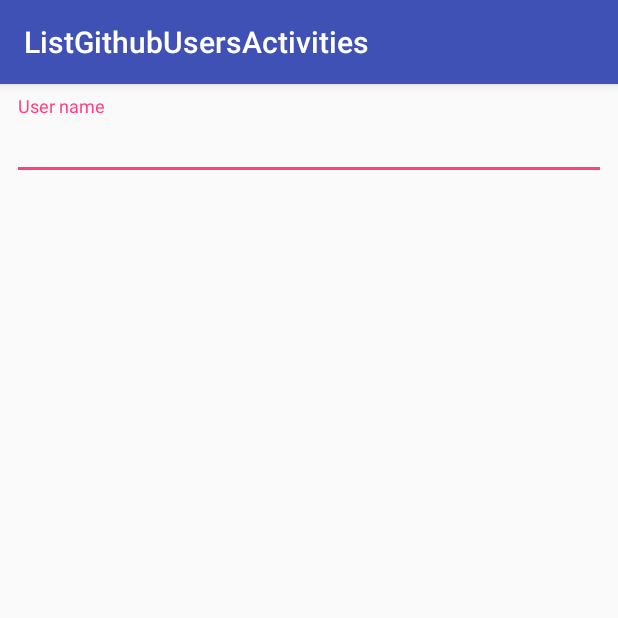
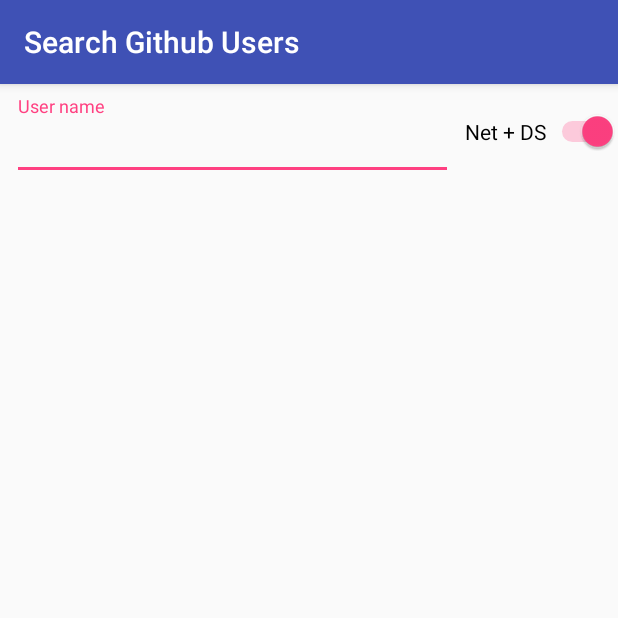
Before and after one commit to xmartlabs/fountain, an Android app: the screen it shows after launch (ListGithubUsersActivities), on a phone screen of 412 x 824 dp, the top half of it. Run offline under Robolectric (Android 15) with nearby library versions, the phone set to English and light mode, and no system bars; our stand-ins replace Dagger/Hilt's generated code, Room's generated code, RxJava, Timber; libraries missing offline, so code that uses them is left out: com.facebook.stetho; 7 statements that could not run were skipped.

Commit message:
Add the ability to choose the library mode in the sample app  (#11)

```diff
--- a/app/src/main/java/com/xmartlabs/sample/ui/ListGithubUsersActivities.kt
+++ b/app/src/main/java/com/xmartlabs/sample/ui/ListGithubUsersActivities.kt
@@ -16,6 +16,13 @@
 import javax.inject.Inject
 
 class ListGithubUsersActivities : AppCompatActivity(), HasSupportFragmentInjector {
+  companion object {
+    const val KEY_USER_NAME = "key.username"
+    const val KEY_MODE_NAME = "key.mode"
+    const val DEFAULT_USER_NAME = ""
+    val DEFAULT_MODE = Mode.NETWORK_AND_DATA_SOURCE
+  }
+
   @Inject
   lateinit var model: ListUsersViewModel
   @Inject
@@ -29,24 +36,35 @@
     initAdapter()
     initSwipeToRefresh()
     initSearch()
+
+    val userName = savedInstanceState?.getString(KEY_USER_NAME) ?: DEFAULT_USER_NAME
+    model.showUsers(userName)
+    initSwitchMode()
+    model.mode = savedInstanceState?.getSerializable(KEY_MODE_NAME) as? Mode ?: DEFAULT_MODE
+  }
+
+  private fun initSwitchMode() {
+    networkAndDataSourceModeSwitch.setOnCheckedChangeListener { _, isChecked ->
+      list.adapter = ListUsersAdapter { model.retry() }
+      model.mode = (if (isChecked) Mode.NETWORK_AND_DATA_SOURCE else Mode.NETWORK)
+    }
   }
 
   private fun initAdapter() {
-    val adapter = ListUsersAdapter { model.retry() }
-    list.adapter = adapter
-    model.posts.observe(this, Observer<PagedList<User>> {
-      adapter.submitList(it)
+    list.adapter = ListUsersAdapter { model.retry() }
+    model.users.observe(this, Observer<PagedList<User>> {
+      (list.adapter as ListUsersAdapter).submitList(it)
     })
     model.networkState.observe(this, Observer {
-      adapter.setNetworkState(it)
+      (list.adapter as ListUsersAdapter).setNetworkState(it)
     })
   }
 
   private fun initSwipeToRefresh() {
     model.refreshState.observe(this, Observer {
-      swipe_refresh.isRefreshing = it == NetworkState.LOADING
+      swipeRefresh.isRefreshing = it == NetworkState.LOADING
     })
-    swipe_refresh.setOnRefreshListener {
+    swipeRefresh.setOnRefreshListener {
       model.refresh()
     }
   }
@@ -70,6 +88,12 @@
     }
   }
 
+  override fun onSaveInstanceState(outState: Bundle) {
+    super.onSaveInstanceState(outState)
+    outState.putString(KEY_USER_NAME, model.currentUser())
+    outState.putSerializable(KEY_MODE_NAME, model.mode)
+  }
+
   private fun updatedUsernameFromInput() {
     input.text.trim().toString().let {
       if (it.isNotEmpty()) {
--- a/app/src/main/java/com/xmartlabs/sample/ui/ListUsersViewModel.kt
+++ b/app/src/main/java/com/xmartlabs/sample/ui/ListUsersViewModel.kt
@@ -11,32 +11,48 @@
 @Singleton
 class ListUsersViewModel @Inject constructor(userRepository: UserRepository) : ViewModel() {
   companion object {
-    val pagedListConfig = PagedList.Config.Builder().setPageSize(10).build()
+    val pagedListConfig = PagedList.Config.Builder().setPageSize(10).build()!!
   }
 
   private val userName = MutableLiveData<String>()
-  private val repoResult = Transformations.map(userName) {
-    //    userRepository.searchServiceUsers(it, 30)
-    userRepository.searchServiceAndDbUsers(it, pagedListConfig)
+  var mode = Mode.NETWORK_AND_DATA_SOURCE
+    set(mode) {
+      if (mode != field) {
+        field = mode
+        if (!userName.value.isNullOrBlank()) {
+          userName.value = userName.value
+        }
+      }
+    }
+  private val userResult = Transformations.map(userName) {
+    if (mode == Mode.NETWORK)
+      userRepository.searchServiceUsers(it, pagedListConfig)
+    else
+      userRepository.searchServiceAndDbUsers(it, pagedListConfig)
   }
-  val posts = Transformations.switchMap(repoResult) { it.pagedList }!!
-  val networkState = Transformations.switchMap(repoResult) { it.networkState }!!
-  val refreshState = Transformations.switchMap(repoResult) { it.refreshState }!!
+  val users = Transformations.switchMap(userResult) { it.pagedList }!!
+  val networkState = Transformations.switchMap(userResult) { it.networkState }!!
+  val refreshState = Transformations.switchMap(userResult) { it.refreshState }!!
 
   fun refresh() {
-    repoResult.value?.refresh?.invoke()
+    userResult.value?.refresh?.invoke()
   }
 
   fun showUsers(username: String): Boolean {
     if (userName.value == username) {
       return false
     }
-    userName.value = username
-    return true
+    if (!username.isBlank()) {
+      userName.value = username
+      return true
+    }
+    return false
   }
 
   fun retry() {
-    val listing = repoResult?.value
+    val listing = userResult?.value
     listing?.retry?.invoke()
   }
+
+  fun currentUser(): String? = userName.value
 }
--- /dev/null
+++ b/app/src/main/java/com/xmartlabs/sample/ui/Mode.kt
@@ -0,0 +1,6 @@
+package com.xmartlabs.sample.ui
+
+enum class Mode{
+  NETWORK,
+  NETWORK_AND_DATA_SOURCE,
+}
--- a/app/src/main/res/layout/activity_list_github_users_activities.xml
+++ b/app/src/main/res/layout/activity_list_github_users_activities.xml
@@ -7,28 +7,48 @@
     android:orientation="vertical"
     >
 
+    <RelativeLayout
+        android:layout_width="match_parent"
+        android:layout_height="wrap_content"
+        >
+
+        <Switch
+            android:id="@+id/networkAndDataSourceModeSwitch"
+            android:layout_width="wrap_content"
+            android:layout_height="wrap_content"
+            android:checked="true"
+            android:layout_alignParentEnd="true"
+            android:layout_alignParentRight="true"
+            android:layout_centerVertical="true"
+            android:text="@string/net_plus_ds"
+            />
+
         <android.support.design.widget.TextInputLayout
-        android:id="@+id/input_layout"
+            android:id="@+id/inputLayout"
             android:layout_width="match_parent"
             android:layout_height="wrap_content"
             android:layout_marginEnd="8dp"
             android:layout_marginStart="8dp"
             android:layout_marginTop="8dp"
+            android:layout_toLeftOf="@+id/networkAndDataSourceModeSwitch"
+            android:layout_toStartOf="@+id/networkAndDataSourceModeSwitch"
             >
 
             <EditText
                 android:id="@+id/input"
                 android:layout_width="match_parent"
                 android:layout_height="wrap_content"
-            android:hint="User name"
+                android:hint="@string/user_name"
                 android:imeOptions="actionSearch"
                 android:inputType="textNoSuggestions"
                 />
 
         </android.support.design.widget.TextInputLayout>
 
+    </RelativeLayout>
+
     <android.support.v4.widget.SwipeRefreshLayout
-        android:id="@+id/swipe_refresh"
+        android:id="@+id/swipeRefresh"
         android:layout_width="match_parent"
         android:layout_height="match_parent"
         >
--- a/app/src/main/res/values/strings.xml
+++ b/app/src/main/res/values/strings.xml
@@ -1,4 +1,6 @@
 <resources>
     <string name="app_name">Fountain sample app</string>
-    <string name="title_activity_list_github_users_activities">ListGithubUsersActivities</string>
+    <string name="title_activity_list_github_users_activities">Search Github Users</string>
+    <string name="net_plus_ds">Net + DS</string>
+    <string name="user_name">User name</string>
 </resources>
```
Lines whose indentation alone changed are shown as unchanged.
